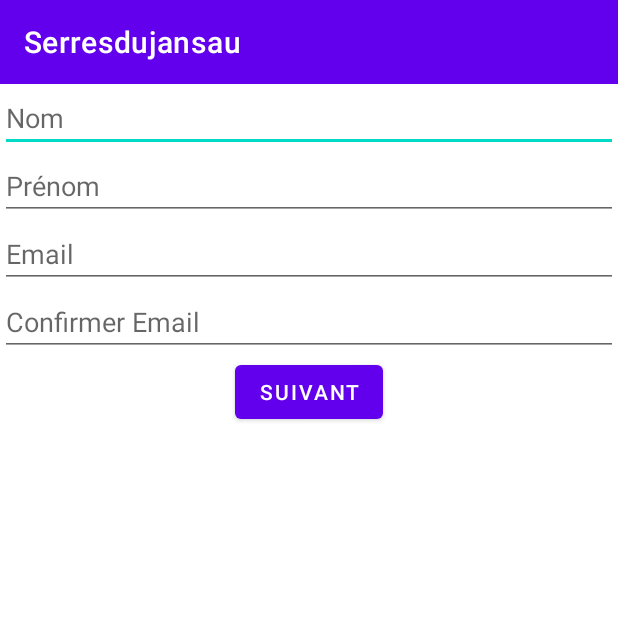
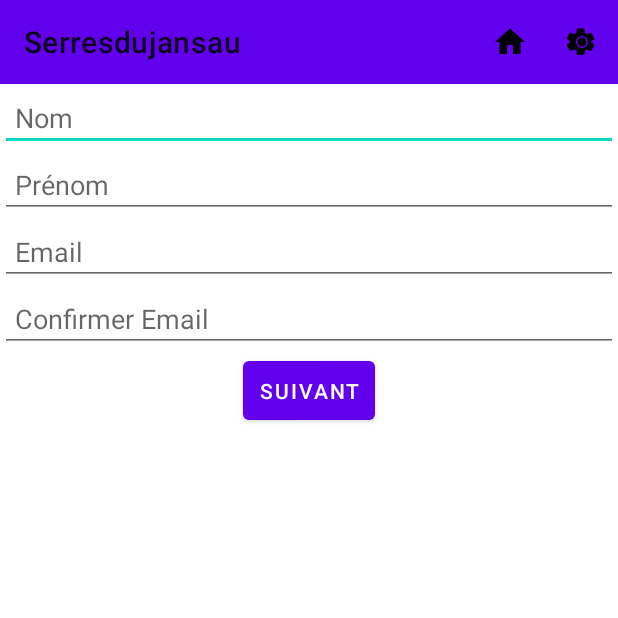
Before and after one commit to dylan-bialade/android, an Android app: the MainActivity screen opened directly, with no data from a screen before it, after a tap on "SUIVANT", on a phone screen of 412 x 824 dp, the top half of it. Run offline under Robolectric (Android 15) with nearby library versions, the phone set to English and light mode, and no system bars.

```diff
--- a/app/build.gradle.kts
+++ b/app/build.gradle.kts
@@ -56,6 +56,11 @@ dependencies {
     implementation(libs.volley)
 
 
+        implementation("androidx.appcompat:appcompat:1.4.1")
+        implementation ("com.google.android.material:material:1.6.0")// Pour `TextInputLayout`
+        implementation ("androidx.constraintlayout:constraintlayout:2.1.4")// Pour `ConstraintLayout`
+
+
     // Unit testing dependencies
     testImplementation("junit:junit:4.13.2")
     testImplementation("org.mockito:mockito-core:4.11.0")
--- a/app/src/main/java/com/serredujansau/android/MainActivity.java
+++ b/app/src/main/java/com/serredujansau/android/MainActivity.java
@@ -2,14 +2,22 @@ package com.serredujansau.android;
 
 import android.content.Intent;
 import android.os.Bundle;
+import android.view.Menu;
+import android.view.MenuInflater;
+import android.view.MenuItem;
 import android.widget.Button;
 import android.widget.EditText;
 import android.widget.Toast;
+
 import androidx.appcompat.app.AppCompatActivity;
 import androidx.appcompat.widget.Toolbar;
 
+import com.serredujansau.android.databinding.ActivityMainBinding;
+import com.serredujansau.android.R;
+
 public class MainActivity extends AppCompatActivity {
 
+    private ActivityMainBinding binding;
     private EditText etNom, etPrenom, etEmail, etEmailConfirm;
     private Button btnSuivant;
 
@@ -18,32 +26,73 @@ public class MainActivity extends AppCompatActivity {
         super.onCreate(savedInstanceState);
         setContentView(R.layout.activity_main);
 
-        Toolbar toolbar = findViewById(R.id.toolbar);
-        setSupportActionBar(toolbar);
-
+        // Initialisation des vues
         etNom = findViewById(R.id.etNom);
         etPrenom = findViewById(R.id.etPrenom);
         etEmail = findViewById(R.id.etEmail);
         etEmailConfirm = findViewById(R.id.etEmailConfirm);
         btnSuivant = findViewById(R.id.btnSuivant);
 
+        // Configuration de la Toolbar
+        Toolbar toolbar = findViewById(R.id.toolbar);
+        setSupportActionBar(toolbar);
+
+        // Bouton suivant : validation et redirection
         btnSuivant.setOnClickListener(v -> {
-            String nom = etNom.getText().toString().trim();
-            String prenom = etPrenom.getText().toString().trim();
-            String email = etEmail.getText().toString().trim();
-            String emailConfirm = etEmailConfirm.getText().toString().trim();
-
-            if (nom.isEmpty() || prenom.isEmpty() || email.isEmpty() || emailConfirm.isEmpty()) {
-                Toast.makeText(MainActivity.this, "⚠️ Veuillez remplir tous les champs", Toast.LENGTH_SHORT).show();
-            } else if (!email.equals(emailConfirm)) {
-                Toast.makeText(MainActivity.this, "⚠️ Les emails ne correspondent pas", Toast.LENGTH_SHORT).show();
-            } else {
-                Intent intent = new Intent(MainActivity.this, ConfigActivity.class);
-                intent.putExtra("nom", nom);
-                intent.putExtra("prenom", prenom);
-                intent.putExtra("email", email);
+            if (validerEmails()) {
+                Intent intent = new Intent(MainActivity.this, RGPDActivity.class);
+                intent.putExtra("nom", etNom.getText().toString());
+                intent.putExtra("prenom", etPrenom.getText().toString());
+                intent.putExtra("email", etEmail.getText().toString());
                 startActivity(intent);
             }
         });
     }
+
+    // Validation des champs email
+    private boolean validerEmails() {
+        String email = etEmail.getText().toString();
+        String emailConfirm = etEmailConfirm.getText().toString();
+
+        if (email.isEmpty() || emailConfirm.isEmpty()) {
+            Toast.makeText(this, "Veuillez remplir tous les champs", Toast.LENGTH_SHORT).show();
+            return false;
+        }
+
+        if (!email.equals(emailConfirm)) {
+            Toast.makeText(this, "Les adresses e-mail ne correspondent pas", Toast.LENGTH_SHORT).show();
+            return false;
+        }
+
+        return true;
+    }
+
+    // Chargement du menu
+    @Override
+    public boolean onCreateOptionsMenu(Menu menu) {
+        MenuInflater inflater = getMenuInflater();
+        inflater.inflate(R.menu.toolbar_menu, menu); // Remplacez par toolbar_menu
+        return true;
+    }
+
+    // Gestion des clics sur les éléments du menu
+    @Override
+    public boolean onOptionsItemSelected(MenuItem item) {
+        int id = item.getItemId(); // Récupère l'ID du menu sélectionné
+
+        if (id == R.id.action_settings) {
+            // Ouvrir ConfigActivity
+            startActivity(new Intent(this, ConfigActivity.class));
+            return true;
+        } else if (id == R.id.action_home) {
+            // Retour à MainActivity
+            startActivity(new Intent(this, MainActivity.class));
+            return true;
+        } else if (id == android.R.id.home) {
+            // Bouton retour
+            onBackPressed();
+            return true;
+        }
+        return super.onOptionsItemSelected(item);
+    }
 }
--- a/app/src/main/res/layout/activity_main.xml
+++ b/app/src/main/res/layout/activity_main.xml
@@ -2,37 +2,36 @@
 <androidx.constraintlayout.widget.ConstraintLayout
     xmlns:android="http://schemas.android.com/apk/res/android"
     xmlns:app="http://schemas.android.com/apk/res-auto"
-    xmlns:tools="http://schemas.android.com/tools"
     android:layout_width="match_parent"
     android:layout_height="match_parent">
 
-    <androidx.appcompat.widget.Toolbar
+    <!-- Toolbar -->
+    <include
+        layout="@layout/toolbar"
         android:id="@+id/toolbar"
         android:layout_width="match_parent"
-        android:layout_height="?attr/actionBarSize"
-        android:background="?attr/colorPrimary"
-        android:theme="@style/ThemeOverlay.AppCompat.Dark.ActionBar"
-        tools:ignore="MissingConstraints" />
+        android:layout_height="?attr/actionBarSize"/>
 
+    <!-- Champs de création de compte -->
     <EditText
         android:id="@+id/etNom"
         android:layout_width="0dp"
         android:layout_height="wrap_content"
         android:hint="Nom"
-        android:inputType="textPersonName"
         app:layout_constraintTop_toBottomOf="@id/toolbar"
         app:layout_constraintStart_toStartOf="parent"
-        app:layout_constraintEnd_toEndOf="parent"/>
+        app:layout_constraintEnd_toEndOf="parent"
+        android:padding="10dp"/>
 
     <EditText
         android:id="@+id/etPrenom"
         android:layout_width="0dp"
         android:layout_height="wrap_content"
         android:hint="Prénom"
-        android:inputType="textPersonName"
         app:layout_constraintTop_toBottomOf="@id/etNom"
         app:layout_constraintStart_toStartOf="parent"
-        app:layout_constraintEnd_toEndOf="parent"/>
+        app:layout_constraintEnd_toEndOf="parent"
+        android:padding="10dp"/>
 
     <EditText
         android:id="@+id/etEmail"
@@ -42,7 +41,8 @@
         android:inputType="textEmailAddress"
         app:layout_constraintTop_toBottomOf="@id/etPrenom"
         app:layout_constraintStart_toStartOf="parent"
-        app:layout_constraintEnd_toEndOf="parent"/>
+        app:layout_constraintEnd_toEndOf="parent"
+        android:padding="10dp"/>
 
     <EditText
         android:id="@+id/etEmailConfirm"
@@ -52,7 +52,8 @@
         android:inputType="textEmailAddress"
         app:layout_constraintTop_toBottomOf="@id/etEmail"
         app:layout_constraintStart_toStartOf="parent"
-        app:layout_constraintEnd_toEndOf="parent"/>
+        app:layout_constraintEnd_toEndOf="parent"
+        android:padding="10dp"/>
 
     <Button
         android:id="@+id/btnSuivant"
@@ -61,6 +62,6 @@
         android:text="Suivant"
         app:layout_constraintTop_toBottomOf="@id/etEmailConfirm"
         app:layout_constraintStart_toStartOf="parent"
-        app:layout_constraintEnd_toEndOf="parent"/>
-
+        app:layout_constraintEnd_toEndOf="parent"
+        android:padding="10dp"/>
 </androidx.constraintlayout.widget.ConstraintLayout>
--- /dev/null
+++ b/app/src/main/res/xml/network_security_config.xml
@@ -0,0 +1,6 @@
+<?xml version="1.0" encoding="utf-8"?>
+<network-security-config>
+    <domain-config cleartextTrafficPermitted="true">
+        <domain includeSubdomains="true">192.168.1.66</domain>
+    </domain-config>
+</network-security-config>
--- a/gradle.properties
+++ b/gradle.properties
@@ -19,3 +19,4 @@ android.useAndroidX=true
 # resources declared in the library itself and none from the library's dependencies,
 # thereby reducing the size of the R class for that library
 android.nonTransitiveRClass=true
+android.enableJetifier=true
```
Also changed, not shown: app/src/main/AndroidManifest.xml (+18 -9 lines), app/src/main/java/com/serredujansau/android/ConfigActivity.java (+81 -109 lines), app/src/main/java/com/serredujansau/android/LoginActivity.java (+18 -61 lines), app/src/main/java/com/serredujansau/android/SignatureActivity.java (+18 -53 lines), app/src/main/java/com/serredujansau/android/WebServiceClient.java (+31 -4 lines), app/src/main/res/layout/activity_login.xml (+3 -6 lines).
